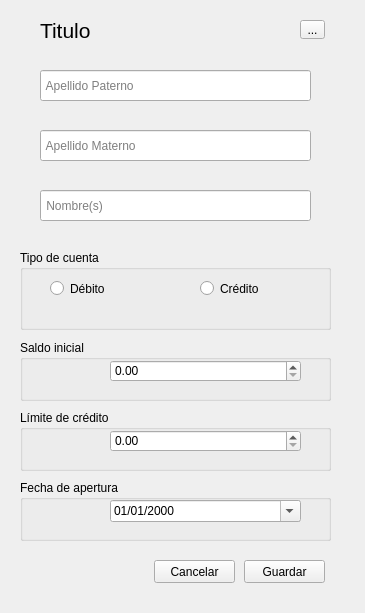
The window that msc_tec_prog_activities/Act_4_1/MSC26_4_1_GARCIA_ALBERTO/ui/Create_Account_Window.ui (B33THO/msc2026) describes before a commit, drawn with Qt 5.
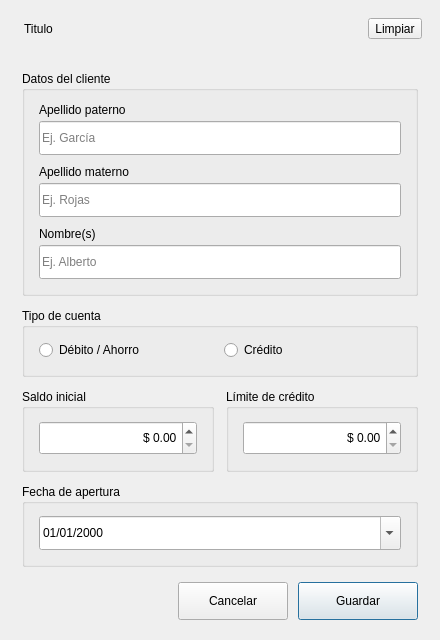
The same window after the commit. Icons and pictures are not drawn.

Patch:
```diff
--- a/msc_tec_prog_activities/Act_4_1/MSC26_4_1_GARCIA_ALBERTO/ui/Create_Account_Window.ui
+++ b/msc_tec_prog_activities/Act_4_1/MSC26_4_1_GARCIA_ALBERTO/ui/Create_Account_Window.ui
@@ -6,167 +6,401 @@
    <rect>
     <x>0</x>
     <y>0</y>
-    <width>365</width>
-    <height>613</height>
+    <width>440</width>
+    <height>640</height>
    </rect>
   </property>
+  <property name="minimumSize">
+   <size>
+    <width>420</width>
+    <height>600</height>
+   </size>
+  </property>
   <property name="windowTitle">
    <string>Form</string>
   </property>
-  <widget class="QWidget" name="widget" native="true">
-   <property name="geometry">
-    <rect>
-     <x>20</x>
-     <y>50</y>
-     <width>311</width>
-     <height>181</height>
-    </rect>
+  <layout class="QVBoxLayout" name="vl_form">
+   <property name="spacing">
+    <number>0</number>
    </property>
+   <property name="leftMargin">
+    <number>0</number>
+   </property>
+   <property name="topMargin">
+    <number>0</number>
+   </property>
+   <property name="rightMargin">
+    <number>0</number>
+   </property>
+   <property name="bottomMargin">
+    <number>0</number>
+   </property>
+   <item>
+    <widget class="QFrame" name="form_header">
+     <layout class="QHBoxLayout" name="hl_form_header">
+      <property name="leftMargin">
+       <number>24</number>
+      </property>
+      <property name="topMargin">
+       <number>18</number>
+      </property>
+      <property name="rightMargin">
+       <number>18</number>
+      </property>
+      <property name="bottomMargin">
+       <number>18</number>
+      </property>
+      <item>
+       <widget class="QLabel" name="lb_title">
+        <property name="text">
+         <string>Titulo</string>
+        </property>
+       </widget>
+      </item>
+      <item>
+       <spacer name="hs_form_header">
+        <property name="orientation">
+         <enum>Qt::Horizontal</enum>
+        </property>
+        <property name="sizeHint" stdset="0">
+         <size>
+          <width>40</width>
+          <height>20</height>
+         </size>
+        </property>
+       </spacer>
+      </item>
+      <item>
+       <widget class="QToolButton" name="tbtn_clear_form">
+        <property name="toolTip">
+         <string>Limpiar formulario</string>
+        </property>
+        <property name="text">
+         <string>Limpiar</string>
+        </property>
+        <property name="icon">
+         <iconset>
+          <normaloff>../icons/ink_eraser_24dp_FFFFFF.svg</normaloff>../icons/ink_eraser_24dp_FFFFFF.svg</iconset>
+        </property>
+        <property name="iconSize">
+         <size>
+          <width>18</width>
+          <height>18</height>
+         </size>
+        </property>
+        <property name="toolButtonStyle">
+         <enum>Qt::ToolButtonTextBesideIcon</enum>
+        </property>
+        <property name="cursor">
+         <cursorShape>PointingHandCursor</cursorShape>
+        </property>
+       </widget>
+      </item>
+     </layout>
+    </widget>
+   </item>
+   <item>
+    <widget class="QWidget" name="form_body" native="true">
+     <layout class="QVBoxLayout" name="vl_form_body">
+      <property name="spacing">
+       <number>12</number>
+      </property>
+      <property name="leftMargin">
+       <number>22</number>
+      </property>
+      <property name="topMargin">
+       <number>14</number>
+      </property>
+      <property name="rightMargin">
+       <number>22</number>
+      </property>
+      <property name="bottomMargin">
+       <number>20</number>
+      </property>
+      <item>
+       <widget class="QGroupBox" name="widget">
+        <property name="title">
+         <string>Datos del cliente</string>
+        </property>
+        <layout class="QVBoxLayout" name="vl_client">
+         <property name="spacing">
+          <number>4</number>
+         </property>
+         <property name="leftMargin">
+          <number>14</number>
+         </property>
+         <property name="topMargin">
+          <number>12</number>
+         </property>
+         <property name="rightMargin">
+          <number>14</number>
+         </property>
+         <property name="bottomMargin">
+          <number>14</number>
+         </property>
+         <item>
+          <widget class="QLabel" name="lb_paternal">
+           <property name="text">
+            <string>Apellido paterno</string>
+           </property>
+          </widget>
+         </item>
+         <item>
    <widget class="QLineEdit" name="le_paternal">
-    <property name="geometry">
-     <rect>
-      <x>20</x>
-      <y>20</y>
-      <width>271</width>
-      <height>31</height>
-     </rect>
+           <property name="minimumSize">
+            <size>
+             <width>0</width>
+             <height>34</height>
+            </size>
     </property>
     <property name="placeholderText">
-     <string> Apellido Paterno</string>
-    </property>
-   </widget>
+            <string>Ej. García</string>
+           </property>
+          </widget>
+         </item>
+         <item>
+          <spacer name="vs_client_1">
+           <property name="orientation">
+            <enum>Qt::Vertical</enum>
+           </property>
+           <property name="sizeType">
+            <enum>QSizePolicy::Fixed</enum>
+           </property>
+           <property name="sizeHint" stdset="0">
+            <size>
+             <width>20</width>
+             <height>6</height>
+            </size>
+           </property>
+          </spacer>
+         </item>
+         <item>
+          <widget class="QLabel" name="lb_maternal">
+           <property name="text">
+            <string>Apellido materno</string>
+           </property>
+          </widget>
+         </item>
+         <item>
    <widget class="QLineEdit" name="le_maternal">
-    <property name="geometry">
-     <rect>
-      <x>20</x>
-      <y>80</y>
-      <width>271</width>
-      <height>31</height>
-     </rect>
+           <property name="minimumSize">
+            <size>
+             <width>0</width>
+             <height>34</height>
+            </size>
     </property>
     <property name="placeholderText">
-     <string> Apellido Materno</string>
-    </property>
-   </widget>
+            <string>Ej. Rojas</string>
+           </property>
+          </widget>
+         </item>
+         <item>
+          <spacer name="vs_client_2">
+           <property name="orientation">
+            <enum>Qt::Vertical</enum>
+           </property>
+           <property name="sizeType">
+            <enum>QSizePolicy::Fixed</enum>
+           </property>
+           <property name="sizeHint" stdset="0">
+            <size>
+             <width>20</width>
+             <height>6</height>
+            </size>
+           </property>
+          </spacer>
+         </item>
+         <item>
+          <widget class="QLabel" name="lb_name">
+           <property name="text">
+            <string>Nombre(s)</string>
+           </property>
+          </widget>
+         </item>
+         <item>
    <widget class="QLineEdit" name="le_name">
-    <property name="geometry">
-     <rect>
-      <x>20</x>
-      <y>140</y>
-      <width>271</width>
-      <height>31</height>
-     </rect>
+           <property name="minimumSize">
+            <size>
+             <width>0</width>
+             <height>34</height>
+            </size>
     </property>
     <property name="placeholderText">
-     <string> Nombre(s)</string>
-    </property>
-   </widget>
-  </widget>
+            <string>Ej. Alberto</string>
+           </property>
+          </widget>
+         </item>
+        </layout>
+       </widget>
+      </item>
+      <item>
   <widget class="QGroupBox" name="groupBox">
-   <property name="geometry">
-    <rect>
-     <x>20</x>
-     <y>250</y>
-     <width>311</width>
-     <height>80</height>
-    </rect>
-   </property>
    <property name="title">
     <string>Tipo de cuenta</string>
    </property>
+        <layout class="QHBoxLayout" name="hl_type">
+         <property name="spacing">
+          <number>8</number>
+         </property>
+         <property name="leftMargin">
+          <number>14</number>
+         </property>
+         <property name="topMargin">
+          <number>12</number>
+         </property>
+         <property name="rightMargin">
+          <number>14</number>
+         </property>
+         <property name="bottomMargin">
+          <number>14</number>
+         </property>
+         <item>
    <widget class="QRadioButton" name="rb_debit">
-    <property name="geometry">
-     <rect>
-      <x>30</x>
-      <y>30</y>
-      <width>121</width>
-      <height>17</height>
-     </rect>
+           <property name="sizePolicy">
+            <sizepolicy hsizetype="Expanding" vsizetype="Fixed">
+             <horstretch>1</horstretch>
+             <verstretch>0</verstretch>
+            </sizepolicy>
+           </property>
+           <property name="cursor">
+            <cursorShape>PointingHandCursor</cursorShape>
     </property>
     <property name="text">
-     <string>Débito</string>
-    </property>
-   </widget>
+            <string>Débito / Ahorro</string>
+           </property>
+          </widget>
+         </item>
+         <item>
    <widget class="QRadioButton" name="rb_credit">
-    <property name="geometry">
-     <rect>
-      <x>180</x>
-      <y>30</y>
-      <width>111</width>
-      <height>17</height>
-     </rect>
+           <property name="sizePolicy">
+            <sizepolicy hsizetype="Expanding" vsizetype="Fixed">
+             <horstretch>1</horstretch>
+             <verstretch>0</verstretch>
+            </sizepolicy>
+           </property>
+           <property name="cursor">
+            <cursorShape>PointingHandCursor</cursorShape>
     </property>
     <property name="text">
      <string>Crédito</string>
     </property>
    </widget>
-  </widget>
+         </item>
+        </layout>
+       </widget>
+      </item>
+      <item>
+       <layout class="QHBoxLayout" name="hl_amounts">
+        <property name="spacing">
+         <number>12</number>
+        </property>
+        <item>
   <widget class="QGroupBox" name="groupBox_2">
-   <property name="geometry">
-    <rect>
-     <x>20</x>
-     <y>340</y>
-     <width>311</width>
-     <height>61</height>
-    </rect>
-   </property>
    <property name="title">
     <string>Saldo inicial</string>
    </property>
+          <layout class="QVBoxLayout" name="vl_balance">
+           <property name="leftMargin">
+            <number>14</number>
+           </property>
+           <property name="topMargin">
+            <number>12</number>
+           </property>
+           <property name="rightMargin">
+            <number>14</number>
+           </property>
+           <property name="bottomMargin">
+            <number>14</number>
+           </property>
+           <item>
    <widget class="QDoubleSpinBox" name="dsb_balance">
-    <property name="geometry">
-     <rect>
-      <x>90</x>
-      <y>20</y>
-      <width>191</width>
-      <height>22</height>
-     </rect>
-    </property>
-   </widget>
-  </widget>
+             <property name="minimumSize">
+              <size>
+               <width>0</width>
+               <height>34</height>
+              </size>
+             </property>
+             <property name="alignment">
+              <set>Qt::AlignRight|Qt::AlignTrailing|Qt::AlignVCenter</set>
+             </property>
+             <property name="prefix">
+              <string>$ </string>
+             </property>
+             <property name="groupSeparatorShown">
+              <bool>true</bool>
+             </property>
+            </widget>
+           </item>
+          </layout>
+         </widget>
+        </item>
+        <item>
   <widget class="QGroupBox" name="groupBox_3">
-   <property name="geometry">
-    <rect>
-     <x>20</x>
-     <y>410</y>
-     <width>311</width>
-     <height>61</height>
-    </rect>
-   </property>
    <property name="title">
     <string>Límite de crédito</string>
    </property>
+          <layout class="QVBoxLayout" name="vl_credit_limit">
+           <property name="leftMargin">
+            <number>14</number>
+           </property>
+           <property name="topMargin">
+            <number>12</number>
+           </property>
+           <property name="rightMargin">
+            <number>14</number>
+           </property>
+           <property name="bottomMargin">
+            <number>14</number>
+           </property>
+           <item>
    <widget class="QDoubleSpinBox" name="dsb_credit_limit">
-    <property name="geometry">
-     <rect>
-      <x>90</x>
-      <y>20</y>
-      <width>191</width>
-      <height>22</height>
-     </rect>
-    </property>
-   </widget>
-  </widget>
+             <property name="minimumSize">
+              <size>
+               <width>0</width>
+               <height>34</height>
+              </size>
+             </property>
+             <property name="alignment">
+              <set>Qt::AlignRight|Qt::AlignTrailing|Qt::AlignVCenter</set>
+             </property>
+             <property name="prefix">
+              <string>$ </string>
+             </property>
+             <property name="groupSeparatorShown">
+              <bool>true</bool>
+             </property>
+            </widget>
+           </item>
+          </layout>
+         </widget>
+        </item>
+       </layout>
+      </item>
+      <item>
   <widget class="QGroupBox" name="groupBox_4">
-   <property name="geometry">
-    <rect>
-     <x>20</x>
-     <y>480</y>
-     <width>311</width>
-     <height>61</height>
-    </rect>
-   </property>
    <property name="title">
     <string>Fecha de apertura</string>
    </property>
+        <layout class="QVBoxLayout" name="vl_created_at">
+         <property name="leftMargin">
+          <number>14</number>
+         </property>
+         <property name="topMargin">
+          <number>12</number>
+         </property>
+         <property name="rightMargin">
+          <number>14</number>
+         </property>
+         <property name="bottomMargin">
+          <number>14</number>
+         </property>
+         <item>
    <widget class="QDateEdit" name="de_created_at">
-    <property name="geometry">
-     <rect>
-      <x>90</x>
-      <y>20</y>
-      <width>191</width>
-      <height>22</height>
-     </rect>
+           <property name="minimumSize">
+            <size>
+             <width>0</width>
+             <height>34</height>
+            </size>
     </property>
     <property name="displayFormat">
      <string>dd/MM/yyyy</string>
@@ -175,77 +409,115 @@
      <bool>true</bool>
     </property>
    </widget>
-  </widget>
-  <widget class="QPushButton" name="btn_create">
-   <property name="geometry">
-    <rect>
-     <x>244</x>
-     <y>560</y>
-     <width>81</width>
-     <height>23</height>
-    </rect>
-   </property>
-   <property name="text">
-    <string>Guardar</string>
-   </property>
-   <property name="icon">
-    <iconset>
-     <normaloff>../icons/save_24dp_75FB4C.svg</normaloff>../icons/save_24dp_75FB4C.svg</iconset>
-   </property>
-  </widget>
+         </item>
+        </layout>
+       </widget>
+      </item>
+      <item>
+       <spacer name="vs_form_body">
+        <property name="orientation">
+         <enum>Qt::Vertical</enum>
+        </property>
+        <property name="sizeHint" stdset="0">
+         <size>
+          <width>20</width>
+          <height>4</height>
+         </size>
+        </property>
+       </spacer>
+      </item>
+      <item>
+       <layout class="QHBoxLayout" name="hl_buttons">
+        <property name="spacing">
+         <number>10</number>
+        </property>
+        <item>
+         <spacer name="hs_buttons">
+          <property name="orientation">
+           <enum>Qt::Horizontal</enum>
+          </property>
+          <property name="sizeHint" stdset="0">
+           <size>
+            <width>40</width>
+            <height>20</height>
+           </size>
+          </property>
+         </spacer>
+        </item>
+        <item>
   <widget class="QPushButton" name="btn_cancel">
-   <property name="geometry">
-    <rect>
-     <x>154</x>
-     <y>560</y>
-     <width>81</width>
-     <height>23</height>
-    </rect>
+          <property name="minimumSize">
+           <size>
+            <width>110</width>
+            <height>38</height>
+           </size>
+          </property>
+          <property name="cursor">
+           <cursorShape>PointingHandCursor</cursorShape>
    </property>
    <property name="text">
     <string>Cancelar</string>
    </property>
    <property name="icon">
     <iconset>
-     <normaloff>../icons/cancel_24dp.svg</normaloff>../icons/cancel_24dp.svg</iconset>
-   </property>
-  </widget>
-  <widget class="QToolButton" name="tbtn_clear_form">
-   <property name="geometry">
-    <rect>
-     <x>300</x>
-     <y>20</y>
-     <width>25</width>
-     <height>19</height>
-    </rect>
+            <normaloff>../icons/cancel_24dp_475569.svg</normaloff>../icons/cancel_24dp_475569.svg</iconset>
+          </property>
+          <property name="iconSize">
+           <size>
+            <width>18</width>
+            <height>18</height>
+           </size>
+          </property>
+         </widget>
+        </item>
+        <item>
+         <widget class="QPushButton" name="btn_create">
+          <property name="minimumSize">
+           <size>
+            <width>120</width>
+            <height>38</height>
+           </size>
+          </property>
+          <property name="cursor">
+           <cursorShape>PointingHandCursor</cursorShape>
    </property>
    <property name="text">
-    <string>...</string>
+           <string>Guardar</string>
    </property>
    <property name="icon">
     <iconset>
-     <normaloff>../icons/ink_eraser_24dp.svg</normaloff>../icons/ink_eraser_24dp.svg</iconset>
-   </property>
-  </widget>
-  <widget class="QLabel" name="lb_title">
-   <property name="geometry">
-    <rect>
-     <x>40</x>
-     <y>20</y>
-     <width>201</width>
-     <height>20</height>
-    </rect>
-   </property>
-   <property name="font">
-    <font>
-     <pointsize>16</pointsize>
-    </font>
-   </property>
-   <property name="text">
-    <string>Titulo</string>
-   </property>
-  </widget>
- </widget>
+            <normaloff>../icons/save_24dp_FFFFFF.svg</normaloff>../icons/save_24dp_FFFFFF.svg</iconset>
+          </property>
+          <property name="iconSize">
+           <size>
+            <width>18</width>
+            <height>18</height>
+           </size>
+          </property>
+          <property name="default">
+           <bool>true</bool>
+          </property>
+         </widget>
+        </item>
+       </layout>
+      </item>
+     </layout>
+    </widget>
+   </item>
+  </layout>
+ </widget>
+ <tabstops>
+  <tabstop>le_paternal</tabstop>
+  <tabstop>le_maternal</tabstop>
+  <tabstop>le_name</tabstop>
+  <tabstop>rb_debit</tabstop>
+  <tabstop>rb_credit</tabstop>
+  <tabstop>dsb_balance</tabstop>
+  <tabstop>dsb_credit_limit</tabstop>
+  <tabstop>de_created_at</tabstop>
+  <tabstop>btn_create</tabstop>
+  <tabstop>btn_cancel</tabstop>
+ </tabstops>
  <resources/>
  <connections/>
 </ui>
```
Lines whose indentation alone changed are shown as unchanged.
